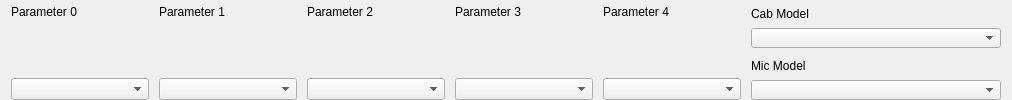
Old version of the form ui/cab.ui in the repository StarAurryon/lpedit.
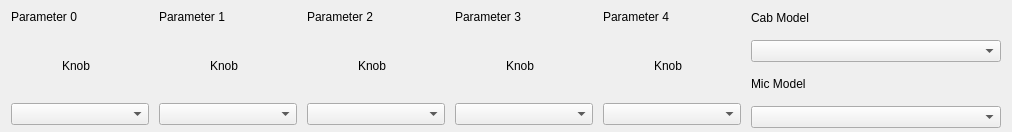
New version of the form.

Commit message: Adding Icon and Knob

The edit to the form file:
```diff
--- a/ui/cab.ui
+++ b/ui/cab.ui
@@ -7,7 +7,7 @@
     <x>0</x>
     <y>0</y>
     <width>1012</width>
-    <height>100</height>
+    <height>132</height>
    </rect>
   </property>
   <property name="minimumSize">
@@ -103,7 +103,7 @@
           <number>0</number>
          </property>
          <item row="0" column="0">
-          <widget class="QWidget" name="param0Knob" native="true">
+          <widget class="QLabel" name="param0Knob">
            <property name="minimumSize">
             <size>
              <width>35</width>
@@ -116,6 +116,9 @@
              <height>35</height>
             </size>
            </property>
+           <property name="text">
+            <string>Knob</string>
+           </property>
           </widget>
          </item>
         </layout>
@@ -208,7 +211,7 @@
           <number>0</number>
          </property>
          <item row="0" column="0">
-          <widget class="QWidget" name="param1Knob" native="true">
+          <widget class="QLabel" name="param1Knob">
            <property name="minimumSize">
             <size>
              <width>35</width>
@@ -221,6 +224,9 @@
              <height>35</height>
             </size>
            </property>
+           <property name="text">
+            <string>Knob</string>
+           </property>
           </widget>
          </item>
         </layout>
@@ -310,7 +316,7 @@
           <number>0</number>
          </property>
          <item row="0" column="0">
-          <widget class="QWidget" name="param2Knob" native="true">
+          <widget class="QLabel" name="param2Knob">
            <property name="minimumSize">
             <size>
              <width>35</width>
@@ -323,6 +329,9 @@
              <height>35</height>
             </size>
            </property>
+           <property name="text">
+            <string>Knob</string>
+           </property>
           </widget>
          </item>
         </layout>
@@ -412,7 +421,7 @@
           <number>0</number>
          </property>
          <item row="0" column="0">
-          <widget class="QWidget" name="param3Knob" native="true">
+          <widget class="QLabel" name="param3Knob">
            <property name="minimumSize">
             <size>
              <width>35</width>
@@ -425,6 +434,9 @@
              <height>35</height>
             </size>
            </property>
+           <property name="text">
+            <string>Knob</string>
+           </property>
           </widget>
          </item>
         </layout>
@@ -514,7 +526,7 @@
           <number>0</number>
          </property>
          <item row="0" column="0">
-          <widget class="QWidget" name="param4Knob" native="true">
+          <widget class="QLabel" name="param4Knob">
            <property name="minimumSize">
             <size>
              <width>35</width>
@@ -527,6 +539,9 @@
              <height>35</height>
             </size>
            </property>
+           <property name="text">
+            <string>Knob</string>
+           </property>
           </widget>
          </item>
         </layout>
```
The commit also changes 8 other files.
